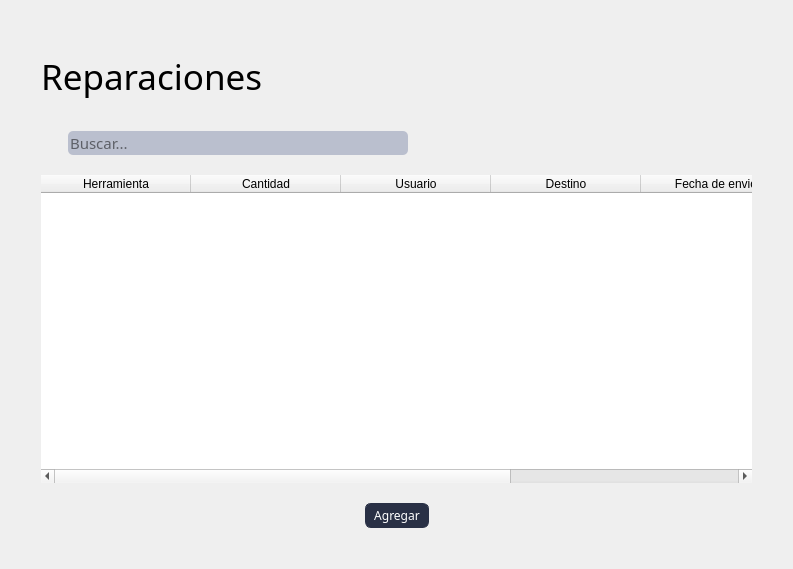
This is blustock/ui/screens_uis/reparaciones.ui in MaxAPBusiness/Blustock as Qt 5 draws it before an edit. The edited form follows.
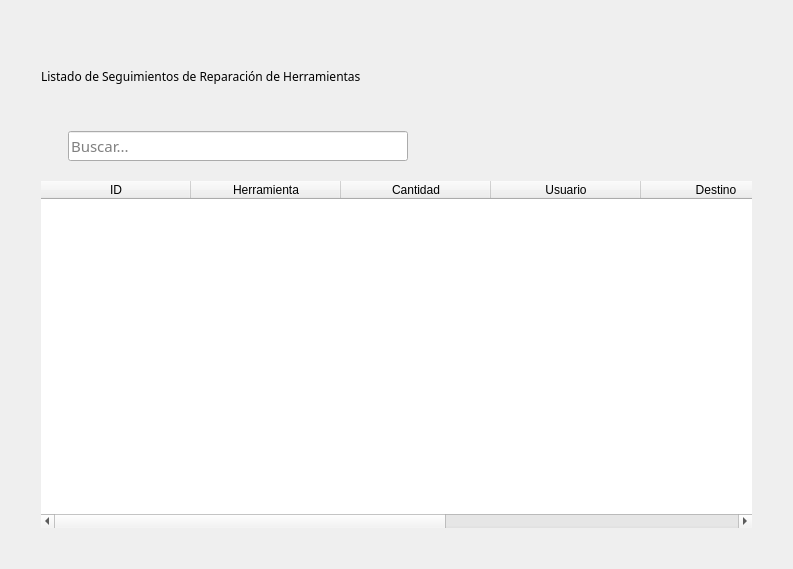
This is the edited form. Icons and pictures are not drawn.

Commit message: Conecté la pantalla reparaciones.

Diff of the .ui file:
```diff
--- a/blustock/ui/screens_uis/reparaciones.ui
+++ b/blustock/ui/screens_uis/reparaciones.ui
@@ -13,135 +13,11 @@
   <property name="windowTitle">
    <string>Form</string>
   </property>
+  <property name="autoFillBackground">
+   <bool>true</bool>
+  </property>
   <property name="styleSheet">
-   <string notr="true">*{
-    font-family: 'Oswald', sans-serif;
-    font-weight: 400;
-}
-
-QMenuBar{
-    background-color: #293045;
-    padding: 0;    
-    font-size: 14px;
-    color:white;
-}
-
-QMenuBar:item{
-    padding: 17px;
-    border-radius: 10px;
-
-}
-
-QMenuBar:item:selected{
-    background-color: #768AC5;
-    color:black;
-    border-radius: 5px;
-    margin: 10px;
-    
-    
-
-}
-
-QMenu{
-    background-color: #293045;
-
-    color: white;
-}
-
-QMenu:item{
-    padding: 5px;
-    border-radius: 5px;
-}
-
-QMenu:item:selected{
-    background-color: #768AC5;
-    color:white;
-
-}
-Qmenu#icon{
-   icon:size 40px; 
-    
-}
-
-
-QRadioButton:indicator{
-    border-style: solid;
-    border-color:  #293045;
-    border-radius: 6%;
-    border-width:  2px;
-    background-color: #BABFCE;
-}
-QRadioButton::indicator:checked{
-    background-color: #768AC5;
-}
-
-#label{
-    font-size: 35px;
-}
-
-#usuariosLabel{
-    font-size: 14px;
-}
-
-#contraseALabel{
-    font-size: 14px;
-}
-
-#usuariosLineEdit{
-    width: 170px;
-    height: 20px;
-    border-radius: 10px;
-}
-
-#passwordLineEdit{
-    width: 170px;
-    height: 20px;
-    border-radius: 10px;
-}
-
-#labelprofesores{
-    font-size: 26px;
-}
-
-QLineEdit{
-    border-radius: 5px;
-    background-color: #BABFCE;
-    
-}
-
-#title{
-    width: 100px;
-    height: 200px;
-}
-
-
-
-QPushButton{
-    border-color:#293045;
-    border-style: solid;
-    border-width: 1px;
-    border-radius: 6px;
-    background-color: #293045;
-    color:#ffffff;
-    padding: 3px 8px;
-
-}
-QPushButton:hover{
-    background-color:#768AC5;
-    color:#293045;
-}
-QPushButton:pressed {
-    background-color: #293045;
-
-}
-
-#pushButton_5{
-    padding: 10px;
-    background-color: #768AC5;
-    border-radius: 15%;
-}
-
-</string>
+   <string notr="true"/>
   </property>
   <layout class="QHBoxLayout" name="horizontalLayout_4">
    <item>
@@ -178,12 +54,12 @@
        <property name="font">
         <font>
          <family>Oswald</family>
-         <pointsize>-1</pointsize>
+         <weight>50</weight>
          <bold>false</bold>
         </font>
        </property>
        <property name="text">
-        <string>Reparaciones </string>
+        <string>Listado de Seguimientos de Reparación de Herramientas </string>
        </property>
       </widget>
      </item>
@@ -223,6 +99,7 @@
           <font>
            <family>Oswald</family>
            <pointsize>11</pointsize>
+           <weight>50</weight>
            <bold>false</bold>
           </font>
          </property>
@@ -281,6 +158,11 @@
        <attribute name="verticalHeaderVisible">
         <bool>false</bool>
        </attribute>
+       <column>
+        <property name="text">
+         <string>ID</string>
+        </property>
+       </column>
        <column>
         <property name="text">
          <string>Herramienta</string>
@@ -303,68 +185,16 @@
        </column>
        <column>
         <property name="text">
-         <string>Fecha de envio</string>
+         <string>Fecha de EnvÍo</string>
         </property>
        </column>
        <column>
         <property name="text">
-         <string>Fecha de regreso </string>
+         <string>Fecha de Regreso </string>
         </property>
        </column>
       </widget>
      </item>
-     <item>
-      <layout class="QHBoxLayout" name="horizontalLayout">
-       <property name="leftMargin">
-        <number>60</number>
-       </property>
-       <property name="rightMargin">
-        <number>60</number>
-       </property>
-       <item>
-        <spacer name="horizontalSpacer_3">
-         <property name="orientation">
-          <enum>Qt::Horizontal</enum>
-         </property>
-         <property name="sizeHint" stdset="0">
-          <size>
-           <width>40</width>
-           <height>20</height>
-          </size>
-         </property>
-        </spacer>
-       </item>
-       <item>
-        <widget class="QPushButton" name="pushButton_2">
-         <property name="font">
-          <font>
-           <family>Oswald</family>
-           <bold>false</bold>
-          </font>
-         </property>
-         <property name="styleSheet">
-          <string notr="true"/>
-         </property>
-         <property name="text">
-          <string>Agregar</string>
-         </property>
-        </widget>
-       </item>
-       <item>
-        <spacer name="horizontalSpacer">
-         <property name="orientation">
-          <enum>Qt::Horizontal</enum>
-         </property>
-         <property name="sizeHint" stdset="0">
-          <size>
-           <width>40</width>
-           <height>20</height>
-          </size>
-         </property>
-        </spacer>
-       </item>
-      </layout>
-     </item>
     </layout>
    </item>
   </layout>
```
The commit also changes 3 other files.
